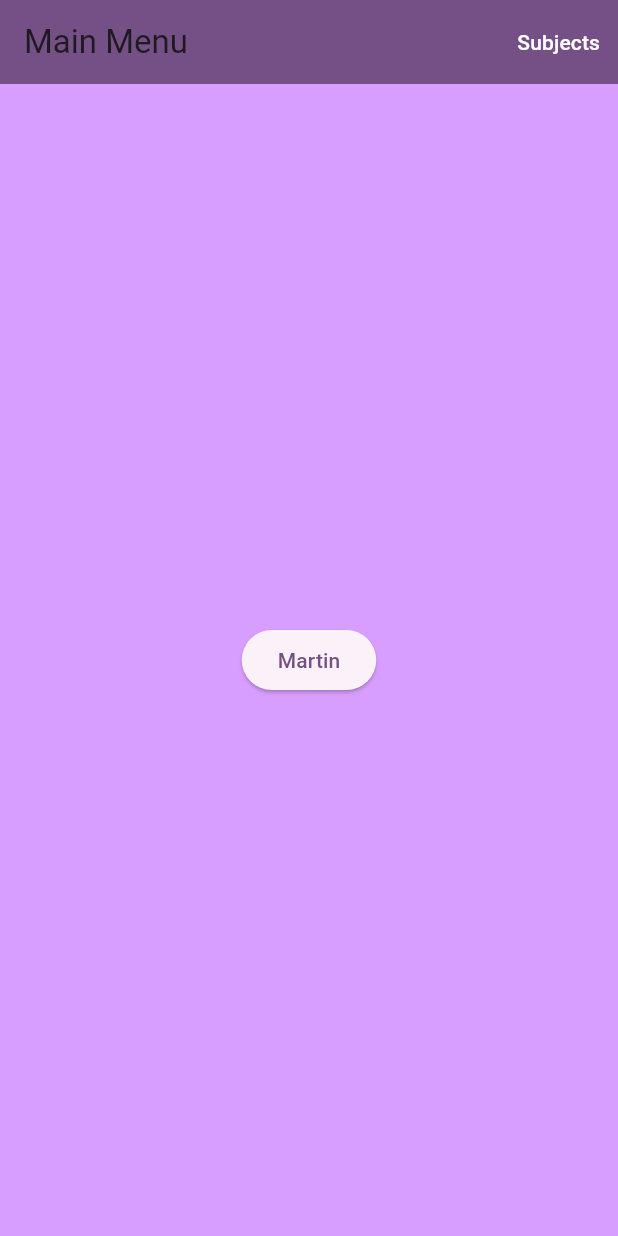
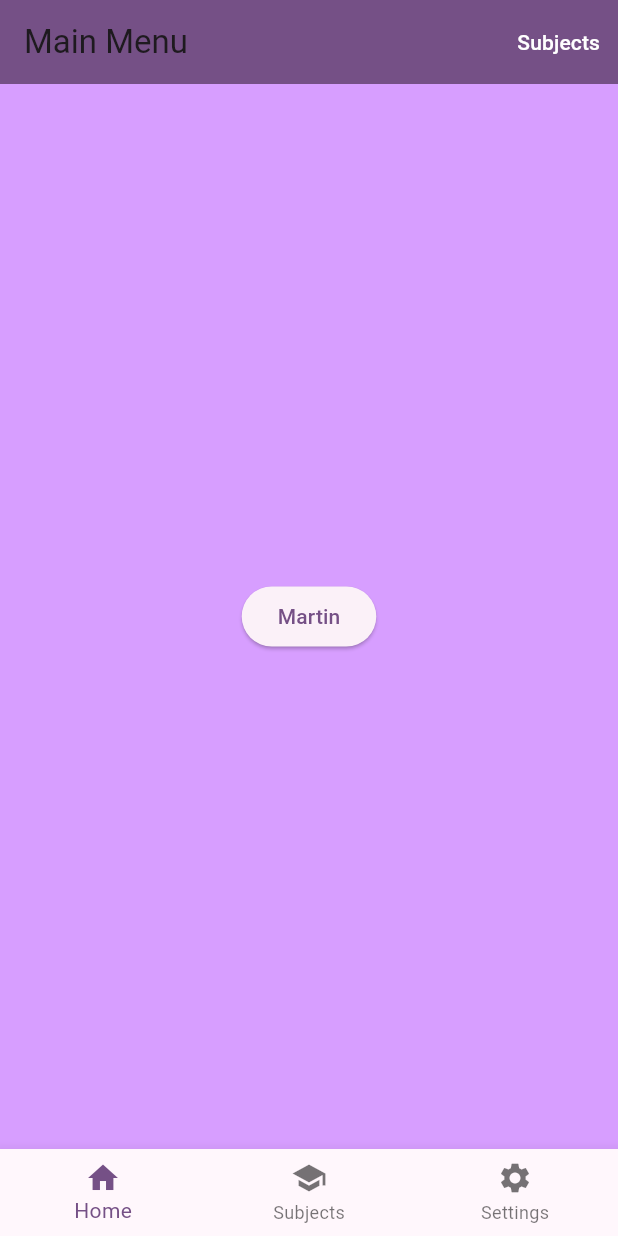
Before and after one commit to cristinarits/davai_app, a Flutter app: the screen it shows after launch, after a tap on "Subjects", on a phone screen of 412 x 824 dp. Run offline on Flutter 3.47's test engine with Material 3 defaults, Android fonts, the phone set to English and light mode, and no system bars.

Commit message:
add bottom navbar

```diff
--- a/lib/main.dart
+++ b/lib/main.dart
@@ -26,10 +26,17 @@
 }
 
 class MyAppState extends ChangeNotifier {
-  // Currently empty — you can add logic later
+
 }
 
-class MyHomePage extends StatelessWidget {
+class MyHomePage extends StatefulWidget {
+  @override
+  State<MyHomePage> createState() => _MyHomePageState();
+}
+
+class _MyHomePageState extends State<MyHomePage> {
+  int myIndex = 0;
+
   @override
   Widget build(BuildContext context) {
     return Scaffold(
@@ -40,7 +47,6 @@
         actions: [
           TextButton(
             onPressed: () {
-              // Placeholder for now
               print('Subjects button pressed');
             },
             child: const Text(
@@ -50,12 +56,26 @@
           ),
         ],
       ),
+
       body: Center(
         child: ElevatedButton(
-          onPressed: () {
-          },
+          onPressed: () {},
           child: const Text('Martin'),
         ),
+      ),
+
+      bottomNavigationBar: BottomNavigationBar(
+        currentIndex: myIndex,
+        onTap: (index) {
+          setState(() {
+            myIndex = index;
+          });
+        },
+        items: const [
+          BottomNavigationBarItem(icon: Icon(Icons.home), label: "Home"),
+          BottomNavigationBarItem(icon: Icon(Icons.school), label: "Subjects"),
+          BottomNavigationBarItem(icon: Icon(Icons.settings), label: "Settings"),
+        ],
       ),
     );
   }
```
